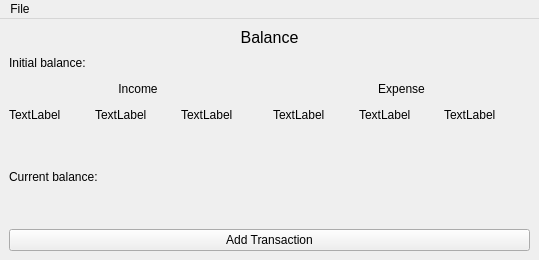
Old version of the form MonyerSolution/MonyerApp/programDesign.ui in the repository Lubiv/Moneyer.
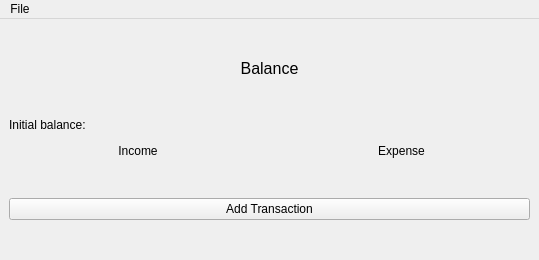
New version of the form.

Commit message: Implemented the refresh method

The edit to the form file:
```diff
--- a/MonyerSolution/MonyerApp/programDesign.ui
+++ b/MonyerSolution/MonyerApp/programDesign.ui
@@ -38,16 +38,8 @@
     </item>
     <item>
      <layout class="QGridLayout" name="gridLayout">
-      <item row="2" column="0">
-       <layout class="QHBoxLayout" name="horizontalLayout">
-        <property name="spacing">
-         <number>0</number>
-        </property>
-        <property name="sizeConstraint">
-         <enum>QLayout::SetMaximumSize</enum>
-        </property>
-        <item>
-         <widget class="QLabel" name="label">
+      <item row="0" column="0">
+       <widget class="QLabel" name="label_4">
           <property name="maximumSize">
            <size>
             <width>16777215</width>
@@ -55,12 +47,12 @@
            </size>
           </property>
           <property name="text">
-           <string>TextLabel</string>
+         <string>Initial balance:</string>
           </property>
          </widget>
         </item>
-        <item>
-         <widget class="QLabel" name="label_2">
+      <item row="1" column="0">
+       <widget class="QLabel" name="IncomeLabel">
           <property name="maximumSize">
            <size>
             <width>16777215</width>
@@ -68,24 +60,12 @@
            </size>
           </property>
           <property name="text">
-           <string>TextLabel</string>
-          </property>
-         </widget>
-        </item>
-        <item>
-         <widget class="QLabel" name="label_3">
-          <property name="maximumSize">
-           <size>
-            <width>16777215</width>
-            <height>20</height>
-           </size>
-          </property>
-          <property name="text">
-           <string>TextLabel</string>
-          </property>
-         </widget>
-        </item>
-       </layout>
+         <string>Income</string>
+        </property>
+        <property name="alignment">
+         <set>Qt::AlignCenter</set>
+        </property>
+       </widget>
       </item>
       <item row="0" column="1">
        <widget class="QLabel" name="label_5">
@@ -116,110 +96,6 @@
         </property>
        </widget>
       </item>
-      <item row="2" column="1">
-       <layout class="QHBoxLayout" name="horizontalLayout_2">
-        <property name="spacing">
-         <number>0</number>
-        </property>
-        <property name="sizeConstraint">
-         <enum>QLayout::SetMinimumSize</enum>
-        </property>
-        <property name="topMargin">
-         <number>0</number>
-        </property>
-        <item>
-         <widget class="QLabel" name="label_9">
-          <property name="maximumSize">
-           <size>
-            <width>16777215</width>
-            <height>20</height>
-           </size>
-          </property>
-          <property name="text">
-           <string>TextLabel</string>
-          </property>
-         </widget>
-        </item>
-        <item>
-         <widget class="QLabel" name="label_8">
-          <property name="maximumSize">
-           <size>
-            <width>16777215</width>
-            <height>20</height>
-           </size>
-          </property>
-          <property name="text">
-           <string>TextLabel</string>
-          </property>
-         </widget>
-        </item>
-        <item>
-         <widget class="QLabel" name="label_10">
-          <property name="maximumSize">
-           <size>
-            <width>16777215</width>
-            <height>20</height>
-           </size>
-          </property>
-          <property name="text">
-           <string>TextLabel</string>
-          </property>
-         </widget>
-        </item>
-       </layout>
-      </item>
-      <item row="1" column="0">
-       <widget class="QLabel" name="IncomeLabel">
-        <property name="maximumSize">
-         <size>
-          <width>16777215</width>
-          <height>20</height>
-         </size>
-        </property>
-        <property name="text">
-         <string>Income</string>
-        </property>
-        <property name="alignment">
-         <set>Qt::AlignCenter</set>
-        </property>
-       </widget>
-      </item>
-      <item row="4" column="0">
-       <layout class="QHBoxLayout" name="horizontalLayout_4"/>
-      </item>
-      <item row="3" column="0">
-       <layout class="QHBoxLayout" name="horizontalLayout_3"/>
-      </item>
-      <item row="6" column="0">
-       <widget class="QLabel" name="label_6">
-        <property name="text">
-         <string>Current balance:</string>
-        </property>
-       </widget>
-      </item>
-      <item row="0" column="0">
-       <widget class="QLabel" name="label_4">
-        <property name="maximumSize">
-         <size>
-          <width>16777215</width>
-          <height>20</height>
-         </size>
-        </property>
-        <property name="text">
-         <string>Initial balance:</string>
-        </property>
-       </widget>
-      </item>
-      <item row="6" column="1">
-       <widget class="QLabel" name="label_7">
-        <property name="text">
-         <string/>
-        </property>
-       </widget>
-      </item>
-      <item row="5" column="0">
-       <layout class="QHBoxLayout" name="horizontalLayout_5"/>
-      </item>
      </layout>
     </item>
     <item>
```
Left out of the diff: 2 changed lines with no effect on the pictures. Lines whose indentation alone changed are shown as unchanged. The commit also changes 2 other files.
